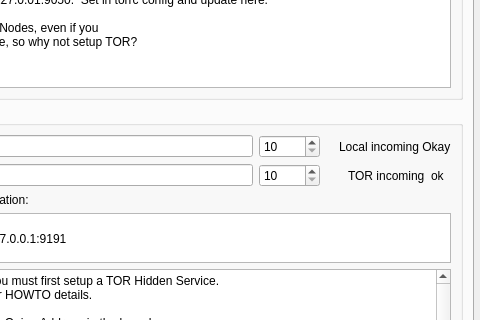
Qt form retroshare-gui/src/gui/settings/ServerPage.ui (RetroShare/RetroShare) before a commit; both pictures show x 181 to 661 and y 111 to 431 of the 661 by 548 pixel window.
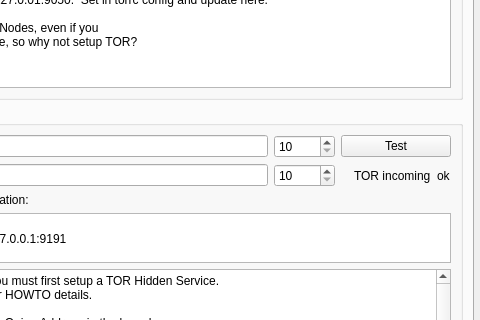
The same form after that commit. The open tabs and pages were chosen to show the change. Icons and pictures are not drawn.

Commit message: added testing button for incoming TOR connections ;-)

Patch:
```diff
--- a/retroshare-gui/src/gui/settings/ServerPage.ui
+++ b/retroshare-gui/src/gui/settings/ServerPage.ui
@@ -619,25 +619,12 @@
             <item row="0" column="3">
              <layout class="QHBoxLayout" name="horizontalLayout_9">
               <item>
-               <widget class="QLabel" name="iconlabel_local_incoming">
-                <property name="maximumSize">
-                 <size>
-                  <width>16</width>
-                  <height>16</height>
-                 </size>
+               <widget class="QPushButton" name="testIncomingTor_PB">
+                <property name="toolTip">
+                 <string>&lt;html&gt;&lt;head/&gt;&lt;body&gt;&lt;p&gt;This button fakes a SSL connection to your TOR address using the TOR proxy. If your TOR node is reachable, it should cause a SSL handshake error, which RS will interpret as a valid connection state. This operation might also cause several &amp;quot;security warning&amp;quot; in the NewsFeed if you enabled it, from your local host IP (127.0.0.1).&lt;/p&gt;&lt;/body&gt;&lt;/html&gt;</string>
                 </property>
                 <property name="text">
-                 <string/>
-                </property>
-                <property name="pixmap">
-                 <pixmap resource="../images.qrc">:/images/ledoff1.png</pixmap>
-                </property>
-               </widget>
-              </item>
-              <item>
-               <widget class="QLabel" name="label_13">
-                <property name="text">
-                 <string>Local incoming Okay</string>
+                 <string>Test</string>
                 </property>
                </widget>
               </item>
```
Left out of the diff: 6 changed lines with no effect on the pictures. The commit also changes 2 other files.
